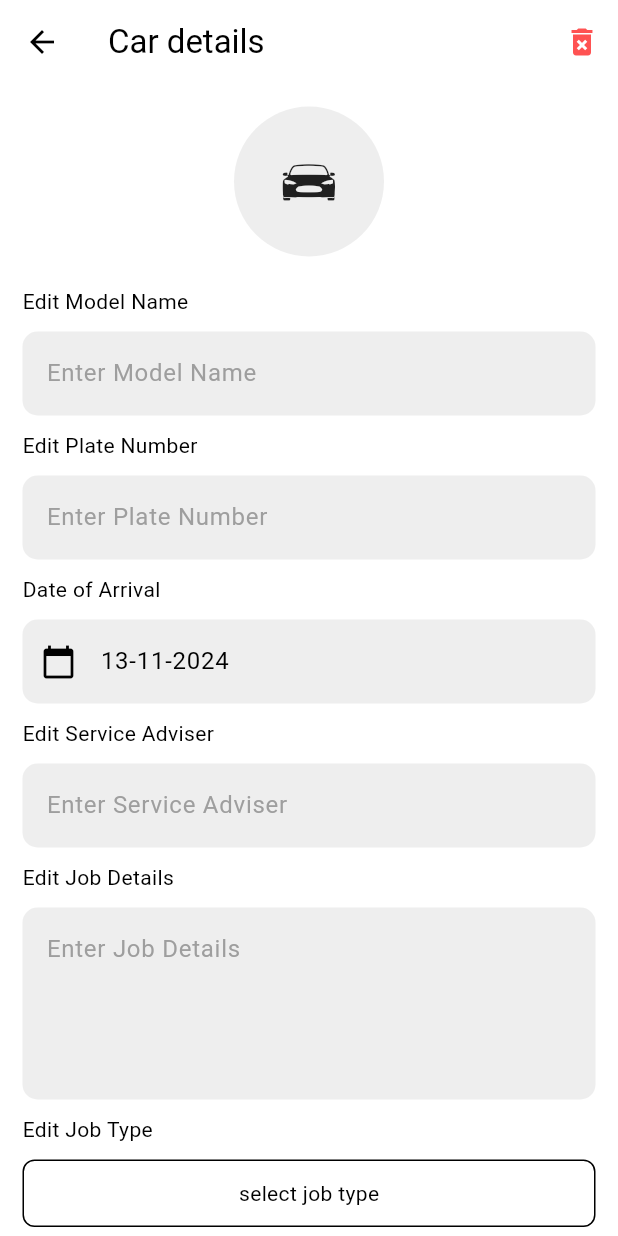
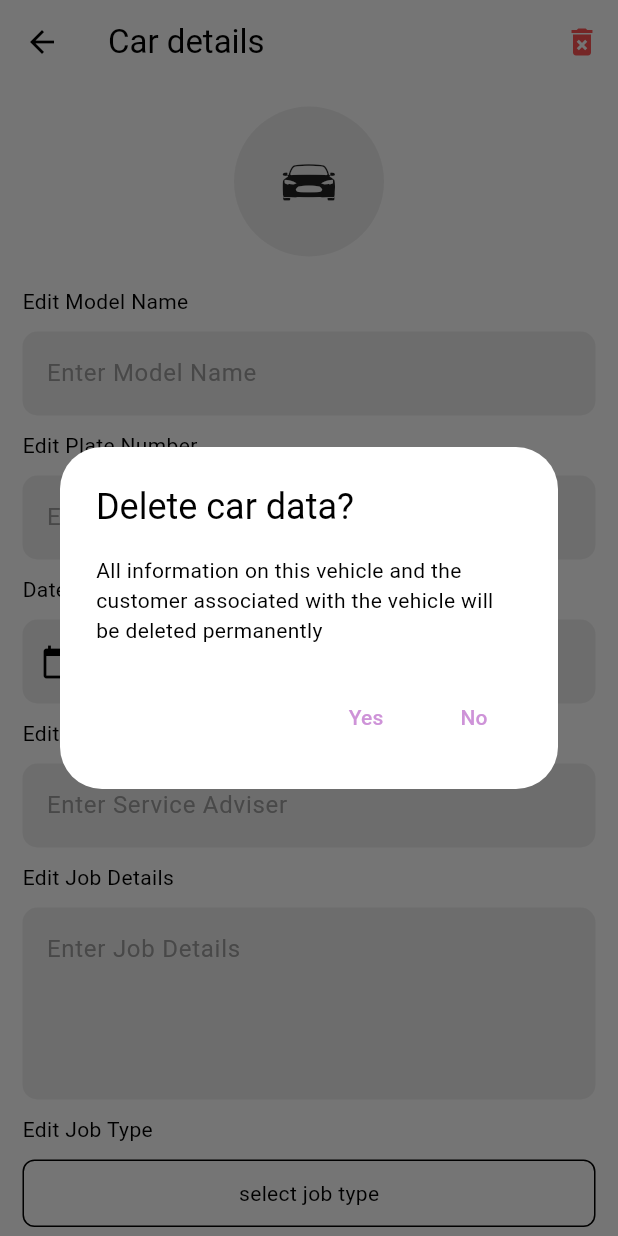
Before and after one commit to Victor-chiemerie/Solomento-records, a Flutter app: the EditCarPage screen opened directly with empty values, after a tap on the "delete forever" icon, on a phone screen of 412 x 824 dp. Run offline on Flutter 3.47's test engine with Material 3 defaults, Android fonts, the phone set to English and light mode, and no system bars; our stand-ins replace bloc, cloud_firestore, equatable, firebase_auth, firebase_core, flutter_bloc; accounts and stored records are empty.

Commit message:
add delete feature from edit car page

```diff
--- a/lib/UI/cars/edit_car_page.dart
+++ b/lib/UI/cars/edit_car_page.dart
@@ -14,6 +14,8 @@ import '../../Components/show_loading.dart';
 import '../../Components/text_field.dart';
 import 'package:intl/intl.dart';
 import 'package:cloud_firestore/cloud_firestore.dart';
+
+import '../../Logic/cubits/delete_data_cubit/delete_data_cubit.dart';
 
 class EditCarPage extends StatefulWidget {
   const EditCarPage({super.key, required this.car});
@@ -119,11 +121,53 @@ class _EditCarPageState extends State<EditCarPage> {
         appBar: AppBar(
           title: const Text('Car details'),
           actions: [
-            IconButton(
-              onPressed: () {},
-              icon: const Icon(
-                Icons.delete_forever,
-                color: Colors.redAccent,
+            BlocListener<DeleteDataCubit, DeleteDataState>(
+              listener: (context, state) {
+                if (state.status == DeleteDataStatus.success) {
+                  hideLoadingPage(context);
+
+                  // Emit GetAllCars to refresh the data in the home page
+                  BlocProvider.of<GetDataCubit>(context).getData();
+
+                  // pop the screen
+                  Navigator.pop(context);
+                } else if (state.status == DeleteDataStatus.loading) {
+                  showLoadingPage(context);
+                } else if (state.status == DeleteDataStatus.failure) {
+                  hideLoadingPage(context);
+
+                  // pop the screen
+                  Navigator.pop(context);
+                }
+              },
+              child: IconButton(
+                onPressed: () {
+                  showDialog(
+                    context: context,
+                    builder: (context) => AlertDialog(
+                      title: const Text('Delete car data?'),
+                      content: const Text(
+                          'All information on this vehicle and the customer associated with the vehicle will be deleted permanently'),
+                      actions: [
+                        TextButton(
+                          onPressed: () {
+                            BlocProvider.of<DeleteDataCubit>(context)
+                                .deleteData(newCar);
+                          },
+                          child: const Text('Yes'),
+                        ),
+                        TextButton(
+                          onPressed: () => Navigator.pop(context),
+                          child: const Text('No'),
+                        ),
+                      ],
+                    ),
+                  );
+                },
+                icon: const Icon(
+                  Icons.delete_forever,
+                  color: Colors.redAccent,
+                ),
               ),
             ),
           ],
```
